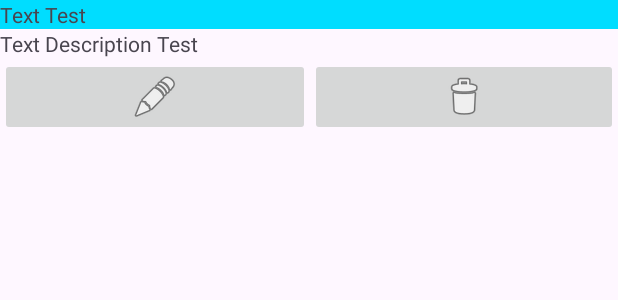
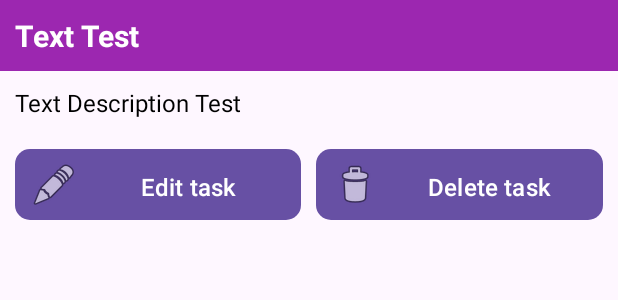
Before and after one commit to GZL999/androidProject2023, an Android app built with Jetpack Compose: the layout item_task.xml on its own in the app's theme, with its tools: preview values and no code run, on a phone screen of 412 x 824 dp. Shown: the top 300 px of the screen. Run offline under Robolectric (Android 15) with nearby library versions, the phone set to English and light mode, and no system bars; network calls fail.

Commit message:
UI upgrade : item task

```diff
--- a/app/src/main/java/com/gzl/todo/data/TasksWebService.kt
+++ b/app/src/main/java/com/gzl/todo/data/TasksWebService.kt
@@ -18,7 +18,6 @@ interface TasksWebService {
     @POST("/rest/v2/tasks/{id}")
     suspend fun update(@Body task: Task, @Path("id") id: String = task.id): Response<Task>
 
-// Complétez avec les méthodes précédentes, la doc de l'API, et celle de Retrofit:
     @DELETE("/rest/v2/tasks/{id}")
     suspend fun delete(@Path("id") id: String): Response<Unit>
 }
--- a/app/src/main/java/com/gzl/todo/list/TaskListAdapter.kt
+++ b/app/src/main/java/com/gzl/todo/list/TaskListAdapter.kt
@@ -3,6 +3,7 @@ package com.gzl.todo.list
 import android.view.LayoutInflater
 import android.view.View
 import android.view.ViewGroup
+import android.widget.Button
 import android.widget.ImageButton
 import android.widget.TextView
 import androidx.recyclerview.widget.DiffUtil
@@ -25,8 +26,8 @@ class TaskListAdapter(val listener: TaskListListener) : ListAdapter<Task, TaskLi
         fun bind(task: Task) {
             itemView.findViewById<TextView>(R.id.task_title).setText(task.title);
             itemView.findViewById<TextView>(R.id.textDescriptor).setText(task.description);
-            itemView.findViewById<ImageButton>(R.id.imageButton).setOnClickListener {listener.onClickDelete(task)}
-            itemView.findViewById<ImageButton>(R.id.imageButtonEdit).setOnClickListener {listener.onClickEdit(task)}
+            itemView.findViewById<Button>(R.id.imageButton).setOnClickListener {listener.onClickDelete(task)}
+            itemView.findViewById<Button>(R.id.imageButtonEdit).setOnClickListener {listener.onClickEdit(task)}
             itemView.findViewById<TextView>(R.id.task_title).setOnLongClickListener {listener.onLongClickListener(task)} //a changer pour prendre toute la task
         }
     }
--- /dev/null
+++ b/app/src/main/res/drawable/button_background.xml
@@ -0,0 +1,5 @@
+<shape xmlns:android="http://schemas.android.com/apk/res/android"
+    android:shape="rectangle">
+    <solid android:color="@color/purple_500" />
+    <corners android:radius="10dp" />
+</shape>
--- a/app/src/main/res/layout/item_task.xml
+++ b/app/src/main/res/layout/item_task.xml
@@ -1,5 +1,4 @@
 <?xml version="1.0" encoding="utf-8"?>
-
 <LinearLayout xmlns:android="http://schemas.android.com/apk/res/android"
     xmlns:tools="http://schemas.android.com/tools"
     android:layout_width="match_parent"
@@ -10,36 +9,54 @@
         android:id="@+id/task_title"
         android:layout_width="match_parent"
         android:layout_height="wrap_content"
-        android:background="@android:color/holo_blue_bright"
+        android:background="@color/purple_500"
+        android:textColor="@android:color/white"
+        android:textSize="20sp"
+        android:textStyle="bold"
+        android:padding="10dp"
         tools:text="Text Test" />
 
     <TextView
         android:id="@+id/textDescriptor"
         android:layout_width="match_parent"
-        android:layout_height="match_parent"
+        android:layout_height="wrap_content"
+        android:textSize="16sp"
+        android:padding="10dp"
+        android:textColor="@android:color/black"
         tools:text="Text Description Test" />
 
     <LinearLayout
         android:layout_width="match_parent"
-        android:layout_height="match_parent"
-        android:orientation="horizontal">
+        android:layout_height="wrap_content"
+        android:orientation="horizontal"
+        android:padding="10dp">
 
-        <ImageButton
+        <Button
             android:id="@+id/imageButtonEdit"
-            android:layout_width="205dp"
-            android:layout_height="wrap_content"
+            android:layout_width="0dp"
+            android:layout_height="47dp"
             android:layout_weight="1"
-            android:src="@android:drawable/ic_menu_edit"
-            tools:src="@android:drawable/ic_menu_edit"
-            android:contentDescription="TODO" />
+            android:layout_marginRight="10dp"
+            android:text="Edit task"
+            android:background="@drawable/button_background"
+            android:drawableLeft="@android:drawable/ic_menu_edit"
+            android:drawablePadding="10dp"
+            android:textColor="@android:color/white"
+            android:textSize="16sp"
+            android:padding="10dp"/>
 
-        <ImageButton
+        <Button
             android:id="@+id/imageButton"
-            android:layout_width="205dp"
-            android:layout_height="wrap_content"
-            android:src="@android:drawable/ic_menu_delete"
-            android:contentDescription="TODO" />
+            android:layout_width="0dp"
+            android:layout_height="47dp"
+            android:layout_weight="1"
+            android:text="Delete task"
+            android:background="@drawable/button_background"
+            android:drawableLeft="@android:drawable/ic_menu_delete"
+            android:drawablePadding="10dp"
+            android:textColor="@android:color/white"
+            android:textSize="16sp"
+            android:padding="10dp"/>
+
     </LinearLayout>
-
-
 </LinearLayout>
--- a/app/src/main/res/values/colors.xml
+++ b/app/src/main/res/values/colors.xml
@@ -8,4 +8,6 @@
     <color name="search_opaque">#ffaa3f</color>
     <color name="selected_background">#ffaa3f</color>
     <color name="default_background">#3d3d3d</color>
+    <color name="my_custom_color">#FF4081</color>
+    <color name="purple_500">#9c27b0</color>
 </resources>
```
